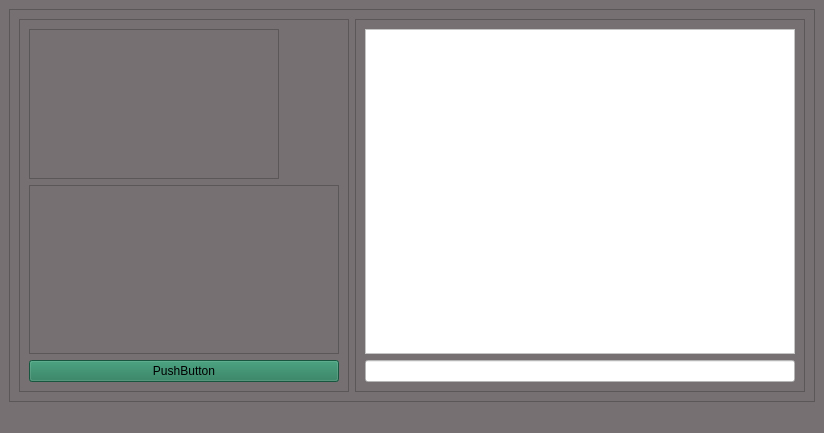
Before: the Qt Designer form UserInterface/kms.ui in indomitableSameer/KMS, drawn with Qt 5.
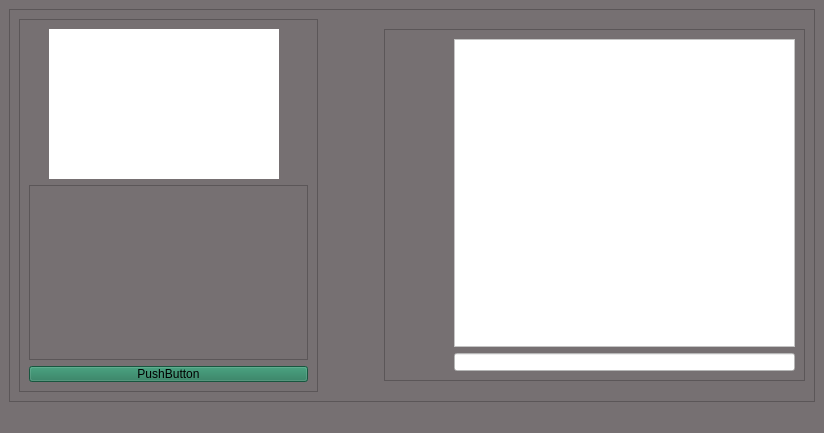
After: the same form once the commit is applied.

```diff
--- a/UserInterface/kms.ui
+++ b/UserInterface/kms.ui
@@ -32,6 +32,21 @@
       <layout class="QHBoxLayout" name="horizontalLayout">
        <item>
         <widget class="QFrame" name="frame_2">
+         <property name="sizePolicy">
+          <sizepolicy hsizetype="Preferred" vsizetype="Preferred">
+           <horstretch>0</horstretch>
+           <verstretch>2</verstretch>
+          </sizepolicy>
+         </property>
+         <property name="minimumSize">
+          <size>
+           <width>134</width>
+           <height>0</height>
+          </size>
+         </property>
+         <property name="styleSheet">
+          <string notr="true">margin-right:0%;</string>
+         </property>
          <property name="frameShape">
           <enum>QFrame::StyledPanel</enum>
          </property>
@@ -54,7 +69,9 @@
              </size>
             </property>
             <property name="styleSheet">
-             <string notr="true"/>
+             <string notr="true">border: 0 solid white;
+margin-left:20px;
+background-color:rgb(255, 255, 255)</string>
             </property>
             <property name="frameShape">
              <enum>QFrame::StyledPanel</enum>
@@ -89,6 +106,12 @@
        </item>
        <item>
         <widget class="QFrame" name="frame_3">
+         <property name="sizePolicy">
+          <sizepolicy hsizetype="Preferred" vsizetype="Preferred">
+           <horstretch>0</horstretch>
+           <verstretch>1</verstretch>
+          </sizepolicy>
+         </property>
          <property name="minimumSize">
           <size>
            <width>100</width>
@@ -97,10 +120,20 @@
          </property>
          <property name="maximumSize">
           <size>
-           <width>450</width>
-           <height>450</height>
+           <width>481</width>
+           <height>352</height>
           </size>
          </property>
+         <property name="sizeIncrement">
+          <size>
+           <width>1</width>
+           <height>0</height>
+          </size>
+         </property>
+         <property name="styleSheet">
+          <string notr="true">margin-left:60%;
+</string>
+         </property>
          <property name="frameShape">
           <enum>QFrame::StyledPanel</enum>
          </property>
@@ -109,16 +142,13 @@
          </property>
          <layout class="QVBoxLayout" name="verticalLayout_2">
           <item>
-           <widget class="QTextBrowser" name="textBrowser">
+           <widget class="QPlainTextEdit" name="plainTextEdit">
             <property name="styleSheet">
-             <string notr="true">background-color: rgb(255, 255, 255)</string>
-            </property>
-            <property name="html">
-             <string>&lt;!DOCTYPE HTML PUBLIC &quot;-//W3C//DTD HTML 4.0//EN&quot; &quot;http://www.w3.org/TR/REC-html40/strict.dtd&quot;&gt;
-&lt;html&gt;&lt;head&gt;&lt;meta name=&quot;qrichtext&quot; content=&quot;1&quot; /&gt;&lt;meta charset=&quot;utf-8&quot; /&gt;&lt;style type=&quot;text/css&quot;&gt;
-p, li { white-space: pre-wrap; }
-&lt;/style&gt;&lt;/head&gt;&lt;body style=&quot; font-family:'Segoe UI'; font-size:9pt; font-weight:400; font-style:normal;&quot;&gt;
-&lt;p style=&quot;-qt-paragraph-type:empty; margin-top:0px; margin-bottom:0px; margin-left:0px; margin-right:0px; -qt-block-indent:0; text-indent:0px;&quot;&gt;&lt;br /&gt;&lt;/p&gt;&lt;/body&gt;&lt;/html&gt;</string>
+             <string notr="true">
+font: italic 16pt &quot;Calibri&quot;;
+color: #dd1818;
+background-color:rgb(255, 255, 255);
+border-color: qlineargradient(spread:pad, x1:0, y1:0, x2:1, y2:1, stop:0 rgba(176, 160, 123, 255), stop:1 rgba(255, 255, 255, 255));</string>
             </property>
            </widget>
           </item>
```
